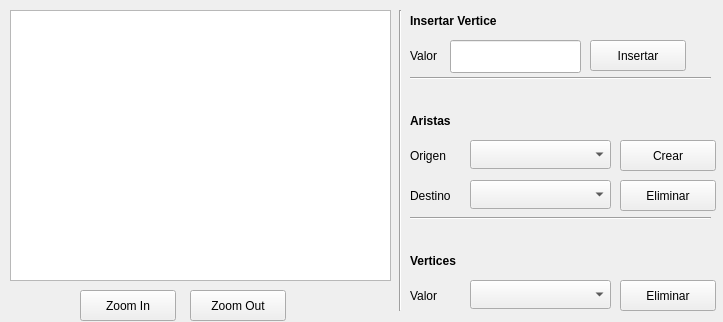
rNexeR/Estructura-Proyecto2, file GrafoForm.ui: the form before one commit.
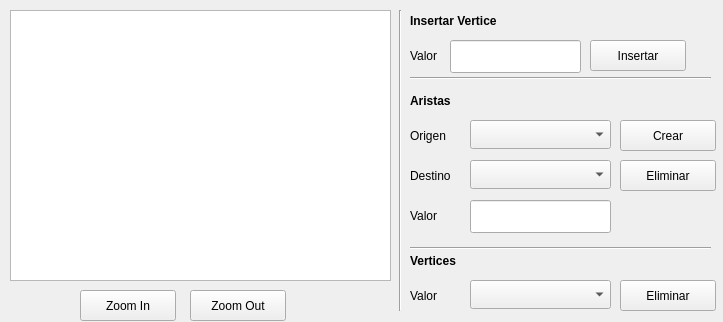
The form after the commit.

```diff
--- a/GrafoForm.ui
+++ b/GrafoForm.ui
@@ -82,7 +82,7 @@
    <property name="geometry">
     <rect>
      <x>410</x>
-     <y>140</y>
+     <y>120</y>
      <width>51</width>
      <height>31</height>
     </rect>
@@ -95,7 +95,7 @@
    <property name="geometry">
     <rect>
      <x>410</x>
-     <y>110</y>
+     <y>90</y>
      <width>101</width>
      <height>21</height>
     </rect>
@@ -114,7 +114,7 @@
    <property name="geometry">
     <rect>
      <x>470</x>
-     <y>140</y>
+     <y>120</y>
      <width>141</width>
      <height>29</height>
     </rect>
@@ -124,7 +124,7 @@
    <property name="geometry">
     <rect>
      <x>410</x>
-     <y>180</y>
+     <y>160</y>
      <width>51</width>
      <height>31</height>
     </rect>
@@ -137,7 +137,7 @@
    <property name="geometry">
     <rect>
      <x>470</x>
-     <y>180</y>
+     <y>160</y>
      <width>141</width>
      <height>29</height>
     </rect>
@@ -147,7 +147,7 @@
    <property name="geometry">
     <rect>
      <x>620</x>
-     <y>140</y>
+     <y>120</y>
      <width>96</width>
      <height>31</height>
     </rect>
@@ -160,7 +160,7 @@
    <property name="geometry">
     <rect>
      <x>620</x>
-     <y>180</y>
+     <y>160</y>
      <width>96</width>
      <height>31</height>
     </rect>
@@ -254,7 +254,7 @@
    <property name="geometry">
     <rect>
      <x>410</x>
-     <y>210</y>
+     <y>240</y>
      <width>301</width>
      <height>16</height>
     </rect>
@@ -289,6 +289,29 @@
     <string>Zoom Out</string>
    </property>
   </widget>
+  <widget class="QLineEdit" name="txtArista">
+   <property name="geometry">
+    <rect>
+     <x>470</x>
+     <y>200</y>
+     <width>141</width>
+     <height>33</height>
+    </rect>
+   </property>
+  </widget>
+  <widget class="QLabel" name="label_8">
+   <property name="geometry">
+    <rect>
+     <x>410</x>
+     <y>200</y>
+     <width>61</width>
+     <height>31</height>
+    </rect>
+   </property>
+   <property name="text">
+    <string>Valor</string>
+   </property>
+  </widget>
  </widget>
  <resources/>
  <connections/>
```
